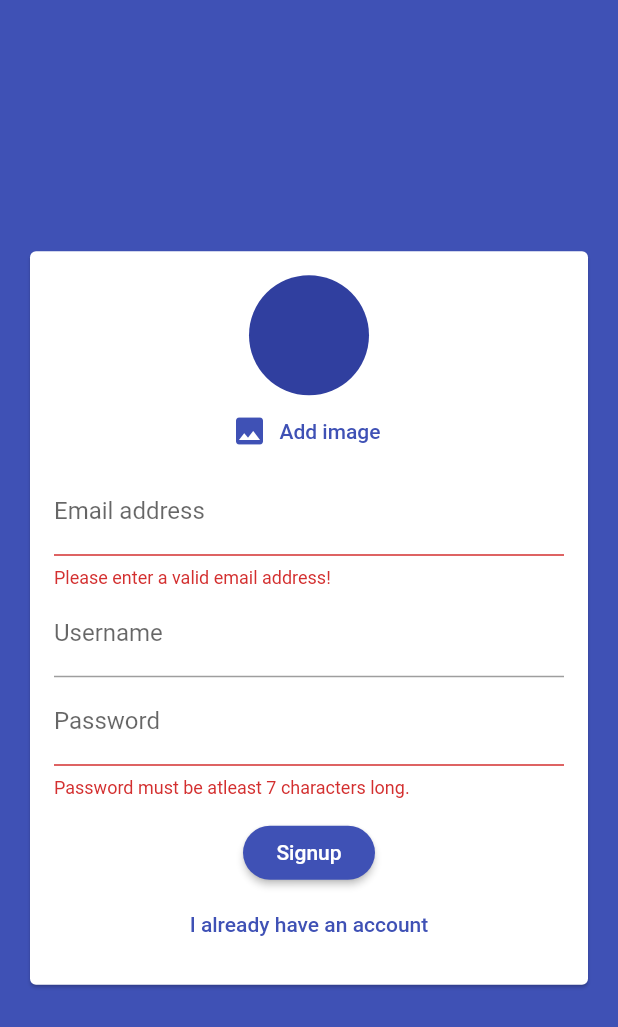
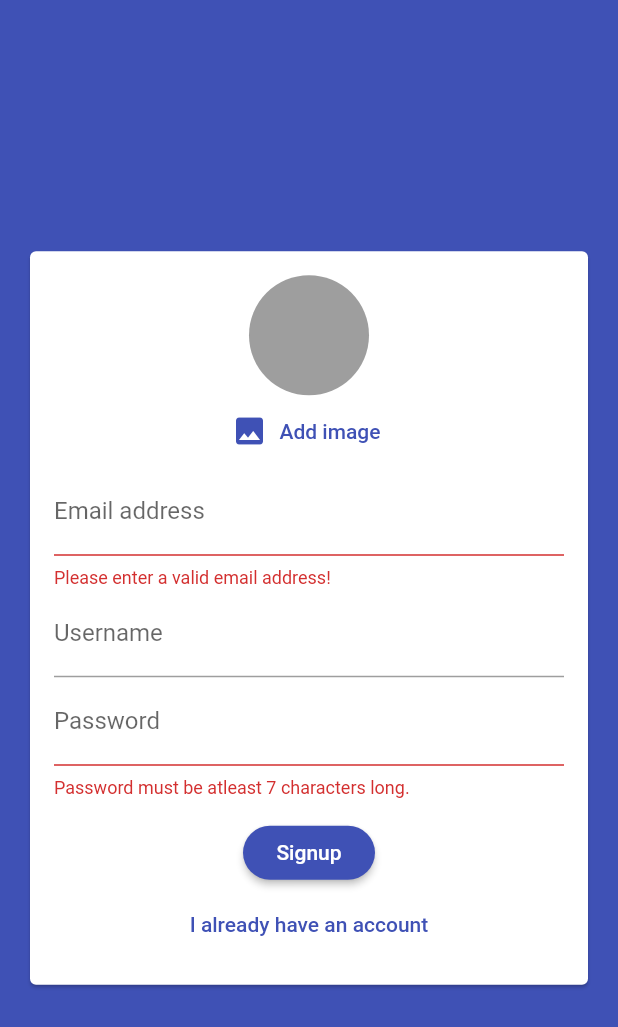
Before and after one commit to soumyadeep6845/Chat-Bit, a Flutter app: the screen it shows after launch, after a tap on "Login", after a tap on "Create new account", after a tap on "Add image", on a phone screen of 412 x 824 dp. Shown: the top 1027 px of the screen. Run offline on Flutter 3.47's test engine with Material 2 defaults, Android fonts, the phone set to English and light mode, and no system bars; our stand-ins replace cloud_firestore, firebase_auth, image_picker; accounts and stored records are empty.

Commit message:
Added image upload functionality

```diff
--- a/lib/widgets/auth/auth_form.dart
+++ b/lib/widgets/auth/auth_form.dart
@@ -57,7 +57,7 @@ class _AuthFormState extends State<AuthForm> {
               child: Column(
                 mainAxisSize: MainAxisSize.min,
                 children: [
-                  UserImagePicker(),
+                  if (!_isLogin) UserImagePicker(),
                   TextFormField(
                     key: ValueKey('email'),
                     validator: (value) {
--- a/lib/widgets/pickers/user_image_picker.dart
+++ b/lib/widgets/pickers/user_image_picker.dart
@@ -1,4 +1,7 @@
+import 'dart:io';
+
 import 'package:flutter/material.dart';
+import 'package:image_picker/image_picker.dart';
 
 class UserImagePicker extends StatefulWidget {
   @override
@@ -6,16 +9,29 @@ class UserImagePicker extends StatefulWidget {
 }
 
 class _UserImagePickerState extends State<UserImagePicker> {
+  File _pickedImage;
+
+  void _pickImage() async {
+    final picker = ImagePicker();
+    final pickImage = await picker.getImage(source: ImageSource.camera);
+    final pickedImageFile = await File(pickImage.path);
+    setState(() {
+      _pickedImage = pickedImageFile;
+    });
+  }
+
   @override
   Widget build(BuildContext context) {
     return Column(
       children: [
         CircleAvatar(
           radius: 40,
+          backgroundColor: Colors.grey,
+          backgroundImage: _pickedImage != null ? FileImage(_pickedImage) : null,
         ),
         FlatButton.icon(
           textColor: Theme.of(context).primaryColor,
-          onPressed: () {},
+          onPressed: _pickImage,
           icon: Icon(Icons.image),
           label: Text('Add image'),
         ),
```
